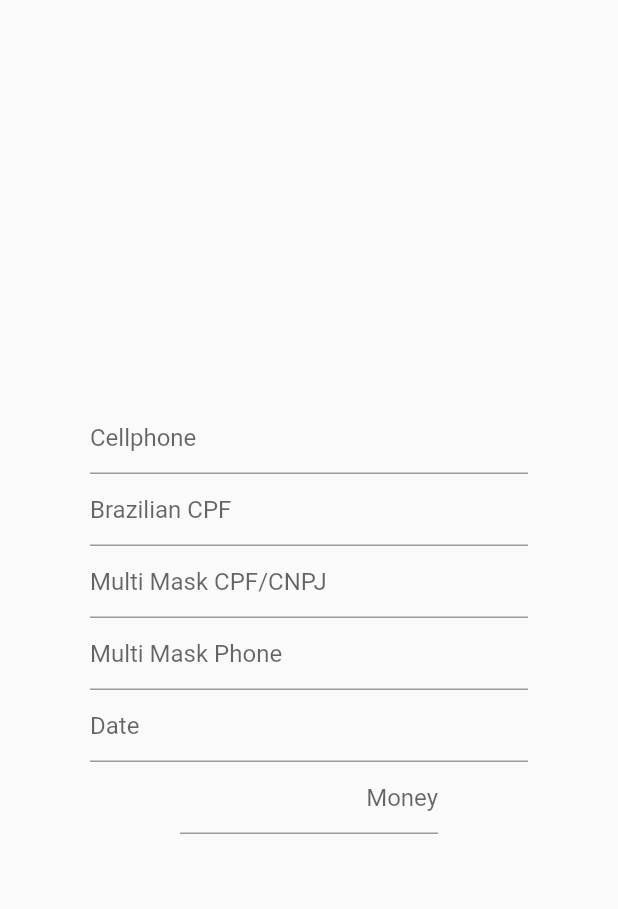
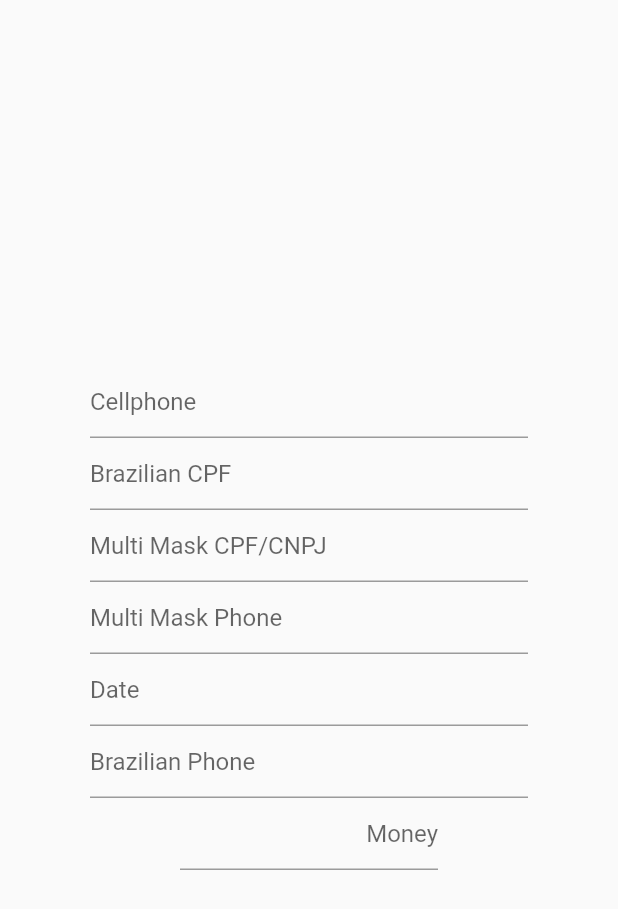
Before and after one commit to danilocoppi/flutter-textfield-mask, a Flutter app: the screen it shows after launch, on a phone screen of 412 x 824 dp. Shown: the top 909 px of the screen. Run offline on Flutter 3.47's test engine with Material 2 defaults, Android fonts, the phone set to English and light mode, and no system bars.

```diff
--- a/example/lib/main.dart
+++ b/example/lib/main.dart
@@ -84,13 +84,22 @@ class MyHomePage extends StatelessWidget {
               ),
             ),
             Container(
+              padding: EdgeInsets.symmetric(horizontal: 60),
+              child: TextField(
+                decoration: InputDecoration(hintText: 'Brazilian Phone'),
+                inputFormatters: [
+                  TextInputMask(mask: '\\+5!5! (!99) 99999-9999')
+                ],
+              ),
+            ),
+            Container(
               padding: EdgeInsets.symmetric(horizontal: 120),
               child: TextField(
                 textAlign: TextAlign.right,
                 decoration: InputDecoration(hintText: 'Money'),
                 inputFormatters: [
                   TextInputMask(
-                    mask: '\$! !9+,999.99',
+                    mask: '\$! !9+,99',
                     placeholder: '0',
                     maxPlaceHolders: 3,
                     reverse: true,
--- a/example/pubspec.yaml
+++ b/example/pubspec.yaml
@@ -11,7 +11,9 @@ environment:
 
 dependencies:
   cupertino_icons: ^0.1.3
-  easy_mask: ^1.1.2
+  easy_mask: ^1.1.4
+  # easy_mask:
+  #     path: ../
   flutter:
     sdk: flutter
 
--- a/pubspec.yaml
+++ b/pubspec.yaml
@@ -1,5 +1,5 @@
 name: easy_mask
-version: 1.1.4
+version: 1.1.5
 
 description: Easy and Powerful Mask for TextField, TextFormField and Strings. Has multi mask support, reverse mask for currency and placeholder. It controls user's cursor.
 homepage: https://github.com/danilocoppi/flutter-textfield-mask
```
Also changed, not shown: lib/src/magic_mask.dart (+8 -3 lines), 2 other files.
